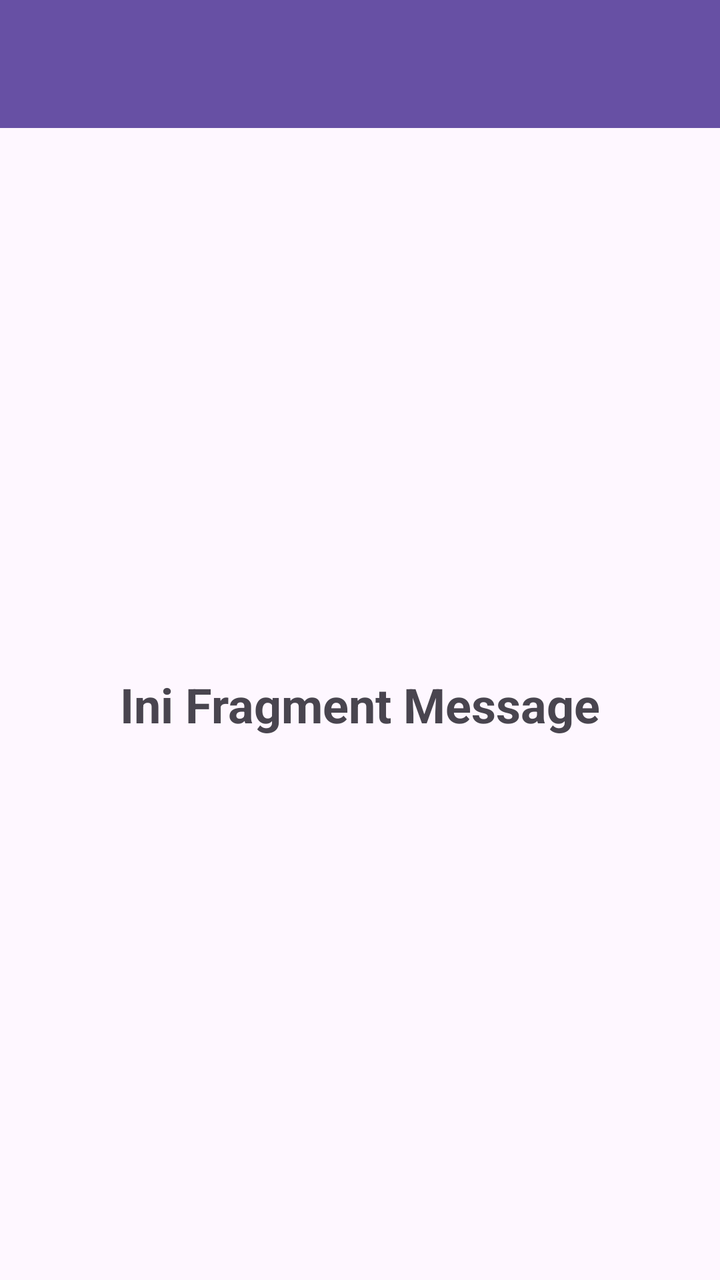
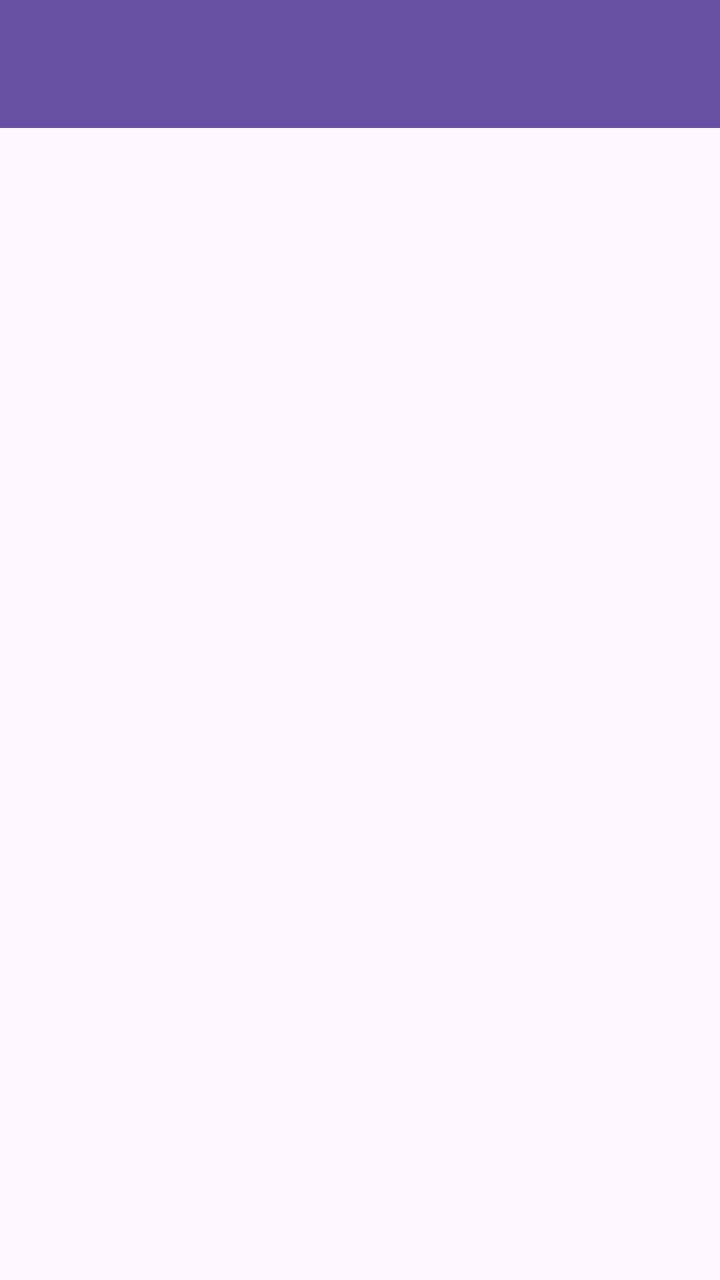

An Android layout rendered at two revisions. The XML below is the earlier revision; the diff shows what the commit changed to produce the second picture.
<!-- AndroidManifest.xml: application theme Theme.Saturnussalsa -->
<!-- res/layout/fragment_message.xml -->
<?xml version="1.0" encoding="utf-8"?>
<androidx.constraintlayout.widget.ConstraintLayout xmlns:android="http://schemas.android.com/apk/res/android"
    xmlns:app="http://schemas.android.com/apk/res-auto"
    xmlns:tools="http://schemas.android.com/tools"
    android:layout_width="match_parent"
    android:layout_height="match_parent"
    tools:context=".message.MessageFragment">

    <androidx.appcompat.widget.Toolbar
        android:id="@+id/toolbar"
        android:layout_width="match_parent"
        android:layout_height="?attr/actionBarSize"
        android:background="?attr/colorPrimary"
        app:layout_constraintTop_toTopOf="parent"
        app:titleTextColor="@android:color/white" />

    <TextView
        android:layout_width="wrap_content"
        android:layout_height="wrap_content"
        android:text="Ini Fragment Message"
        android:textSize="24sp"
        android:textStyle="bold"
        app:layout_constraintBottom_toBottomOf="parent"
        app:layout_constraintEnd_toEndOf="parent"
        app:layout_constraintStart_toStartOf="parent"
        app:layout_constraintTop_toBottomOf="@+id/toolbar" />

</androidx.constraintlayout.widget.ConstraintLayout>
<!-- resources referenced by this layout -->
<resources>
  <style name="Theme.Saturnussalsa" parent="Base.Theme.Saturnussalsa" />
  <style name="Base.Theme.Saturnussalsa" parent="Theme.Material3.DayNight.NoActionBar">
          
          <item name="colorPrimary">@color/purple_primary</item>
          <item name="colorOnPrimary">@color/white</item>
          <item name="colorPrimaryContainer">@color/purple_container</item>
      </style>
  <color name="purple_primary">#6750A4</color>
  <color name="white">#FFFFFFFF</color>
  <color name="purple_container">#EADDFF</color>
</resources>

<!-- the commit's change to res/layout/fragment_message.xml (unified diff, before → after) -->
@@ -1,28 +1,31 @@
 <?xml version="1.0" encoding="utf-8"?>
-<androidx.constraintlayout.widget.ConstraintLayout xmlns:android="http://schemas.android.com/apk/res/android"
+<androidx.coordinatorlayout.widget.CoordinatorLayout xmlns:android="http://schemas.android.com/apk/res/android"
     xmlns:app="http://schemas.android.com/apk/res-auto"
     xmlns:tools="http://schemas.android.com/tools"
     android:layout_width="match_parent"
     android:layout_height="match_parent"
     tools:context=".message.MessageFragment">
 
-    <androidx.appcompat.widget.Toolbar
-        android:id="@+id/toolbar"
+    <com.google.android.material.appbar.AppBarLayout
+        android:id="@+id/appBarLayout"
         android:layout_width="match_parent"
-        android:layout_height="?attr/actionBarSize"
-        android:background="?attr/colorPrimary"
-        app:layout_constraintTop_toTopOf="parent"
-        app:titleTextColor="@android:color/white" />
+        android:layout_height="wrap_content"
+        android:theme="@style/ThemeOverlay.AppCompat.Dark.ActionBar">
 
-    <TextView
-        android:layout_width="wrap_content"
-        android:layout_height="wrap_content"
-        android:text="Ini Fragment Message"
-        android:textSize="24sp"
-        android:textStyle="bold"
-        app:layout_constraintBottom_toBottomOf="parent"
-        app:layout_constraintEnd_toEndOf="parent"
-        app:layout_constraintStart_toStartOf="parent"
-        app:layout_constraintTop_toBottomOf="@+id/toolbar" />
+        <androidx.appcompat.widget.Toolbar
+            android:id="@+id/toolbar"
+            android:layout_width="match_parent"
+            android:layout_height="?attr/actionBarSize"
+            android:background="?attr/colorPrimary"
+            app:layout_scrollFlags="scroll|enterAlways"
+            app:titleTextColor="@android:color/white" />
 
-</androidx.constraintlayout.widget.ConstraintLayout>
+    </com.google.android.material.appbar.AppBarLayout>
+
+    <ListView
+        android:id="@+id/listMessageItems"
+        android:layout_width="match_parent"
+        android:layout_height="match_parent"
+        app:layout_behavior="@string/appbar_scrolling_view_behavior" />
+
+</androidx.coordinatorlayout.widget.CoordinatorLayout>
